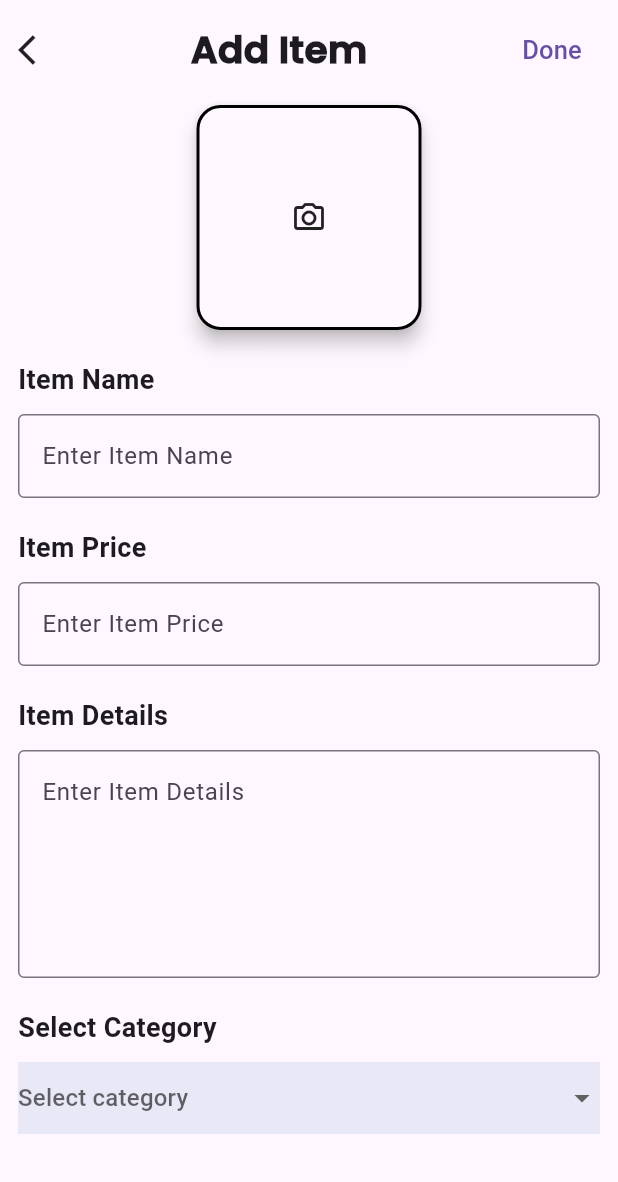
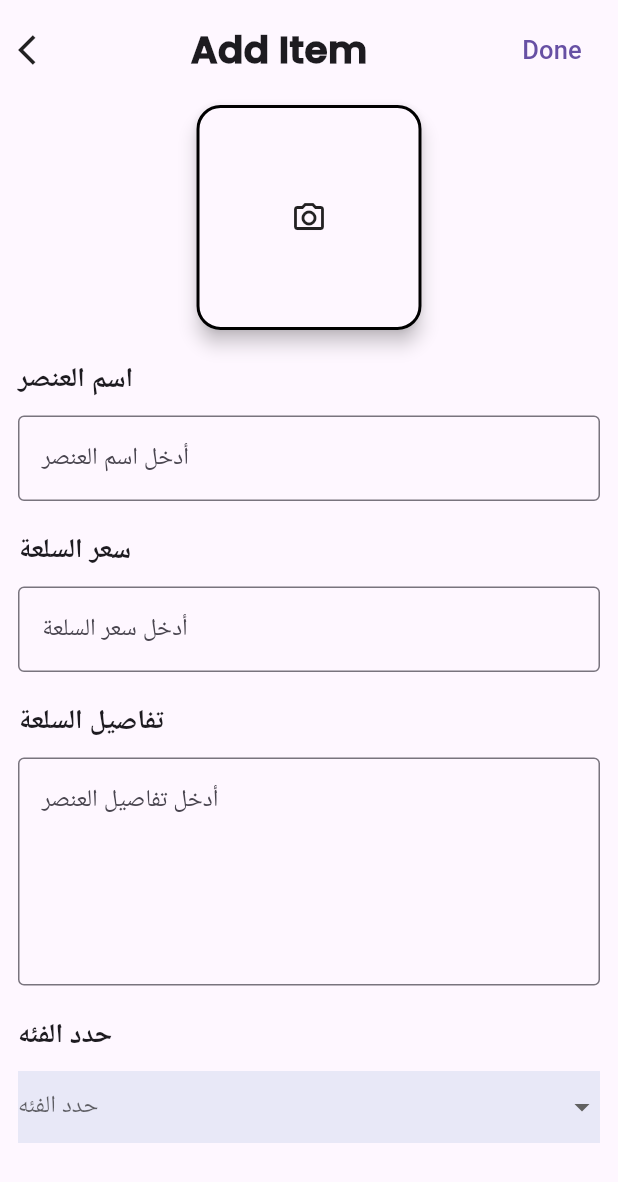
Before and after one commit to ramy23149/phone-fix, a Flutter app: the HomeAdmin screen opened directly with empty values, on a phone screen of 412 x 824 dp. Shown: the top 1182 px of the screen. Run offline on Flutter 3.47's test engine with Material 3 defaults, Android fonts, the phone set to English and light mode, and no system bars; drawn by our look-alikes of modal_progress_hud_nsn; our stand-ins replace awesome_dialog, bloc, cached_network_image, cloud_firestore, dartz, delightful_toast and 12 more; missing offline and left inert: flutter_stripe; accounts and stored records are empty.

Commit message:
Add phone accessories list and improve suggestion field
- Added a list of phone accessories to `constats.dart`.
- Created a new `SuggestionField` widget for better suggestion functionality.
- Updated `user_image.dart` to use `CachedNetworkImage` for better image loading.
- Modified `add_items_cubit.dart` to handle adding accessories and services with new parameters.
- Updated `admin_home_body.dart` to include dynamic items and handle service addition.
- Improved `drop_down_category.dart` to include dynamic items and handle "شيء اخر" option.
- Updated `spare_part_type_radio.dart` to include an `onSelect` callback.
- Modified `uploaded_product_model.dart` to include an optional `brand` field.
- Updated `dialog_with_text_field.dart` to include validation and dynamic suggestions.
- Removed redundant `district_suggestion_field.dart` and updated imports accordingly.
- Updated `signUp_store_owner_contanier.dart` and `signUp_user_contanier_data.dart` to use the new `SuggestionField`.
- Updated `splash_view_body.dart` to navigate to the bottom navigation bar after splash screen.

```diff
--- a/lib/featurs/admin/Presentation/views/widgets/admin_home_body.dart
+++ b/lib/featurs/admin/Presentation/views/widgets/admin_home_body.dart
@@ -29,6 +29,7 @@ class AdminHomeBody extends StatefulWidget {
 class _AdminHomeBodyState extends State<AdminHomeBody> {
   late bool isPhoneAccessoriesStore;
   String? name;
+  String? selectedSparePart;
   File packedImage = File('');
   bool isLoading = false;
 
@@ -40,6 +41,7 @@ class _AdminHomeBodyState extends State<AdminHomeBody> {
 
   List<AccessoriesEnum> accsessoriesCategories = AccessoriesEnum.values;
   List<SparePartsEnum> sparePartsCategories = SparePartsEnum.values;
+  List<String> dynamicItems = [];
 
   @override
   void initState() {
@@ -64,19 +66,26 @@ class _AdminHomeBodyState extends State<AdminHomeBody> {
         priceController.text.isNotEmpty &&
         detailsController.text.isNotEmpty) {
       context.read<AddItemsCubit>().addItem(
+
             UploadedProductModel(
+              brand: widget.isNeedsToAddService == true ? name : null,
               desc: detailsController.text,
               name: nameController.text,
               price: int.parse(priceController.text),
               image: packedImage,
-              subCategory: name!,
+              subCategory: selectedSparePart ?? name!,
               districte: context.read<CustomerDataProvider>().districte!,
             ),
             context,
+            isAccessoriesStore: isPhoneAccessoriesStore,
+            isNeedToAddService: widget.isNeedsToAddService
           );
+    } else if (widget.isNeedsToAddService == true &&
+        selectedSparePart == null) {
+      showSnackBar(context, 'حدد نوع الخدمه');
     } else {
       showSnackBar(context,
-          name == null ? 'Please select category' : 'Please select image');
+          name == null ? 'الرجاء تحديد الفئة' : 'الرجاء اختيار الصورة');
     }
   }
 
@@ -86,9 +95,9 @@ class _AdminHomeBodyState extends State<AdminHomeBody> {
       listener: (context, state) {
         if (state is AddItemsSuccess) {
           _clearFields();
-          showSnackBar(context, 'Item added successfully');
+          showSnackBar(context, 'تمت إضافة العنصر بنجاح');
         } else if (state is AddItemsError) {
-          showSnackBar(context, 'Something went wrong, try later');
+          showSnackBar(context, 'حدث خطأ ما، حاول لاحقًا');
         }
       },
       builder: (context, state) {
@@ -109,53 +118,69 @@ class _AdminHomeBodyState extends State<AdminHomeBody> {
                           onImageSelected: (File image) => packedImage = image),
                       const SizedBox(height: 20),
                       AdminTextField(
-                        label: 'Item Name',
+                        label: 'اسم العنصر',
                         controller: nameController,
-                        hint: 'Enter Item Name',
+                        hint: 'أدخل اسم العنصر',
                       ),
                       const SizedBox(height: 20),
                       AdminTextField(
-                        label: 'Item Price',
+                        label: 'سعر السلعة',
                         controller: priceController,
-                        hint: 'Enter Item Price',
+                        hint: 'أدخل سعر السلعة',
                         keyboardType: TextInputType.number,
                       ),
                       const SizedBox(height: 20),
                       AdminTextField(
-                        label: 'Item Details',
+                        label: 'تفاصيل السلعة',
                         controller: detailsController,
-                        hint: 'Enter Item Details',
+                        hint: 'أدخل تفاصيل العنصر',
                         maxLines: 5,
                       ),
                       const SizedBox(height: 20),
                       DropdownCategory(
+                        dynamicItems: dynamicItems,
                         isNeedsToAddService: widget.isNeedsToAddService,
                         isAccessoriesStore: isPhoneAccessoriesStore,
                         selectedValue: name,
                         onChanged: (String? value) {
-                          if (value == AccessoriesEnum.somethingElse.name ||
-                              value == SparePartsEnum.someThingElse.name) {
+                          if (value == "شيء اخر") {
                             showTextFieldDialog(context, newCategoryController,
                                 () {
                               setState(() {
-                                name = newCategoryController.text;
+                                final newValue =
+                                    newCategoryController.text.trim();
+                                if (newValue.isNotEmpty &&
+                                    !dynamicItems.contains(newValue)) {
+                                  dynamicItems.add(newValue);
+                                  name = newValue; // Update the selected value
+                                }
                               });
-                              context.pop(); //close dialog
-                            }, key);
+                              print(name);
+
+                          context.pop(); // Close the dialog
+                            }, isPhoneAccessoriesStore);
                           } else {
                             setState(() {
                               name = value;
                             });
+                              print(name);
+
                           }
                         },
                       ),
                       const SizedBox(height: 20),
-                      if(widget.isNeedsToAddService!)
-                      const Text(
-                        ":حدد نوع الخدمه",
-                        style: Styles.textStyle18,
-                      ),
-                      if (!isPhoneAccessoriesStore && widget.isNeedsToAddService!) SparePartsSelector(),
+                      if (widget.isNeedsToAddService!)
+                        const Text(
+                          ":حدد نوع الخدمه",
+                          style: Styles.textStyle18,
+                        ),
+                      if (!isPhoneAccessoriesStore &&
+                          widget.isNeedsToAddService!)
+                        SparePartsSelector(
+                          onSelect: (value) {
+                            selectedSparePart = value;
+                          },
+                        ),
                     ],
                   ),
                 ),
--- a/lib/featurs/admin/Presentation/views/widgets/drop_down_category.dart
+++ b/lib/featurs/admin/Presentation/views/widgets/drop_down_category.dart
@@ -8,6 +8,7 @@ class DropdownCategory extends StatelessWidget {
   final String? selectedValue;
   final ValueChanged<String?> onChanged;
   final bool? isNeedsToAddService;
+  final List<String> dynamicItems; // Pass dynamic items
 
   const DropdownCategory({
     super.key,
@@ -15,21 +16,26 @@ class DropdownCategory extends StatelessWidget {
     required this.selectedValue,
     required this.onChanged,
     this.isNeedsToAddService,
+    required this.dynamicItems, // Accept dynamic items
   });
 
   @override
   Widget build(BuildContext context) {
     final items = isAccessoriesStore
         ? AccessoriesEnum.values
+            .where((element) => element != AccessoriesEnum.somethingElse)
+            .map((e) => e.getDisplayName)
+            .toList()
         : isNeedsToAddService!
-            ? SparePartsBrandsEnum
-                .values
-            : SparePartsEnum.values; //add more boolen when navigate to check if this store need to add product or add service
+            ? SparePartsBrandsEnum.values.map((e) => e.displayName).toList()
+            : SparePartsEnum.values.where((element) => element != SparePartsEnum.someThingElse).map((e) => e.displayName).toList();
+
+    final allItems = [...items, ...dynamicItems, "شيء اخر"];
 
     return Column(
       crossAxisAlignment: CrossAxisAlignment.start,
       children: [
-        const Text('Select Category', style: Styles.textStyle18),
+        const Text('حدد الفئه', style: Styles.textStyle18),
         const SizedBox(height: 10),
         Container(
           color: const Color(0xffE8E8F7),
@@ -38,22 +44,19 @@ class DropdownCategory extends StatelessWidget {
               menuMaxHeight: 250,
               isExpanded: true,
               value: selectedValue,
-              items: items.map((item) {
+              items: allItems.map((item) {
                 return DropdownMenuItem(
-                  value: item.name,
+                  value: item,
                   child: Text(
-                    isAccessoriesStore
-                        ? (item as AccessoriesEnum)
-                            .getDisplayName // Correctly cast here
-                        : isNeedsToAddService!
-                            ? (item as SparePartsBrandsEnum).displayName
-                            :(item as SparePartsEnum).displayName ,
+                    item == "شيء اخر"
+                        ? "شيء اخر"
+                        : item, // Display the item's name
                     style: Styles.textStyle14.copyWith(color: Colors.black),
                   ),
                 );
               }).toList(),
               onChanged: onChanged,
-              hint: const Text('Select category'),
+              hint: const Text('حدد الفئه'),
             ),
           ),
         ),
--- a/lib/featurs/admin/data/models/uploaded_product_model.dart
+++ b/lib/featurs/admin/data/models/uploaded_product_model.dart
@@ -1,14 +1,17 @@
 import 'dart:io';
 
-class   UploadedProductModel {
+class UploadedProductModel {
   final String name;
   final int price;
   final File image;
   final String desc;
   final String subCategory;
   final String districte;
+  final String? brand;
 
   UploadedProductModel({
+
+    this.brand,
     required this.subCategory,
     required this.desc,
     required this.name,
--- a/lib/featurs/auth/presentation/views/signUp_view.dart
+++ b/lib/featurs/auth/presentation/views/signUp_view.dart
@@ -23,8 +23,6 @@ class SignUpView extends StatelessWidget {
           ansswer: 'تسجيل الدخول',
           onPressed: () {
             context.go(AppRouter.kLogInView);
-            // push
-            // pop
           },
         ),
       ),
--- a/lib/featurs/splash/Presentation/widgets/splash_view_body.dart
+++ b/lib/featurs/splash/Presentation/widgets/splash_view_body.dart
@@ -36,7 +36,7 @@ class _SplashViewBodyState extends State<SplashViewBody> with SingleTickerProvid
 
     _controller.addStatusListener((status) {
       if (status == AnimationStatus.completed) {
-       context.go(AppRouter.kLogInView);
+       context.go(AppRouter.kBottomNavBar);
       }
     });
   }
```
Also changed, not shown: lib/Core/constats.dart (+23 -0 lines), lib/Core/widgets/district_suggestion_field.dart (added, +102 -0 lines), lib/featurs/Profile/views/widgets/user_image.dart (+11 -17 lines), lib/featurs/admin/Presentation/manager/cubits/Add_Item_cubit/add_items_cubit.dart (+73 -45 lines), lib/featurs/admin/Presentation/views/widgets/spare_part_type_radio.dart (+6 -2 lines), lib/featurs/admin/helper/dialog_with_text_field.dart (+27 -15 lines), lib/featurs/auth/presentation/views/widgets/district_suggestion_field.dart (deleted, +0 -100 lines), lib/featurs/auth/presentation/views/widgets/signUp_store_owner_contanier.dart (+5 -2 lines), lib/featurs/auth/presentation/views/widgets/signUp_user_contanier_data.dart (+7 -8 lines).
